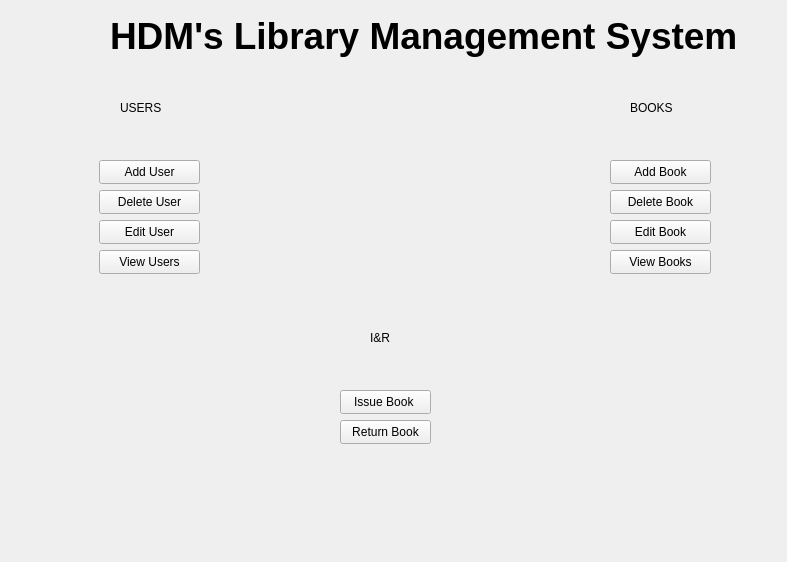
First picture: the form in Library-Management-System/mainmenu.ui, repository danisensei/Library-Management-System, before the edit.
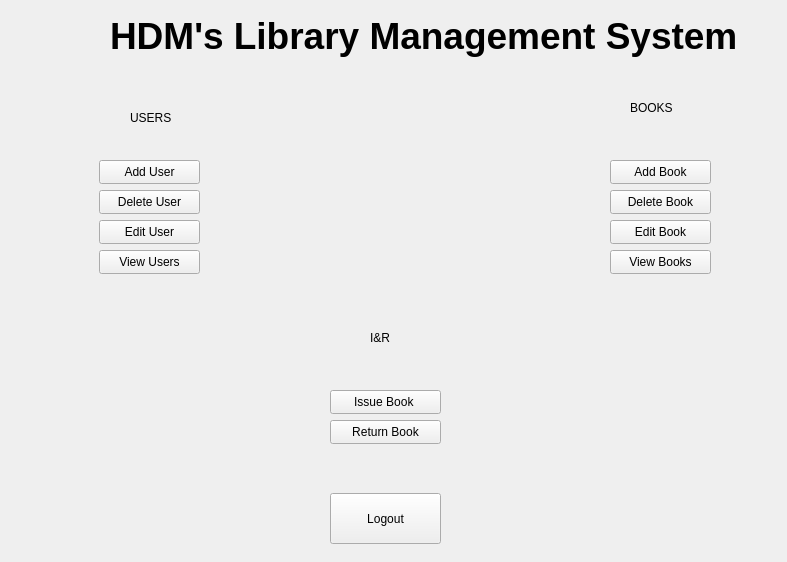
Second picture: the form after the edit.

What changed in the file:
```diff
--- a/Library-Management-System/mainmenu.ui
+++ b/Library-Management-System/mainmenu.ui
@@ -39,8 +39,8 @@
   <widget class="QLabel" name="userslabel">
    <property name="geometry">
     <rect>
-     <x>120</x>
-     <y>100</y>
+     <x>130</x>
+     <y>110</y>
      <width>41</width>
      <height>16</height>
     </rect>
@@ -130,9 +130,9 @@
   <widget class="QPushButton" name="issuebookbutton">
    <property name="geometry">
     <rect>
-     <x>340</x>
+     <x>330</x>
      <y>390</y>
-     <width>91</width>
+     <width>111</width>
      <height>24</height>
     </rect>
    </property>
@@ -143,9 +143,9 @@
   <widget class="QPushButton" name="returnbookbutton">
    <property name="geometry">
     <rect>
-     <x>340</x>
+     <x>330</x>
      <y>420</y>
-     <width>91</width>
+     <width>111</width>
      <height>24</height>
     </rect>
    </property>
@@ -205,6 +205,19 @@
     <string>Add Book</string>
    </property>
   </widget>
+  <widget class="QPushButton" name="logoutbutton">
+   <property name="geometry">
+    <rect>
+     <x>330</x>
+     <y>493</y>
+     <width>111</width>
+     <height>51</height>
+    </rect>
+   </property>
+   <property name="text">
+    <string>Logout</string>
+   </property>
+  </widget>
  </widget>
  <resources/>
  <connections/>
```
Left out of the diff: 4 changed lines with no effect on the pictures.
